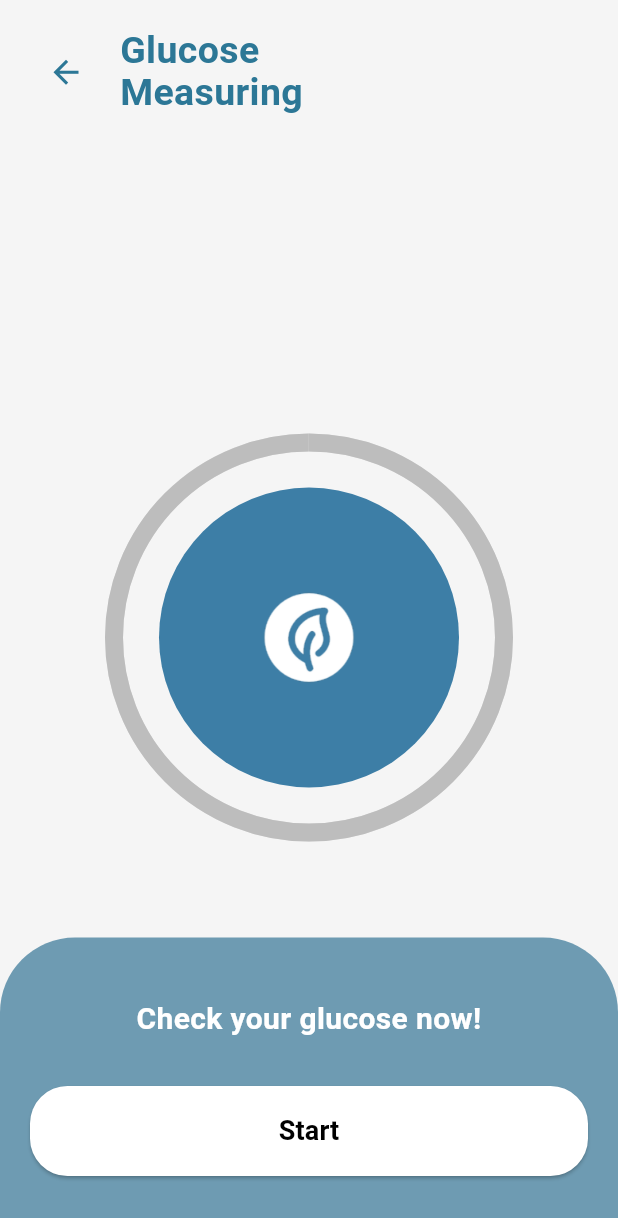
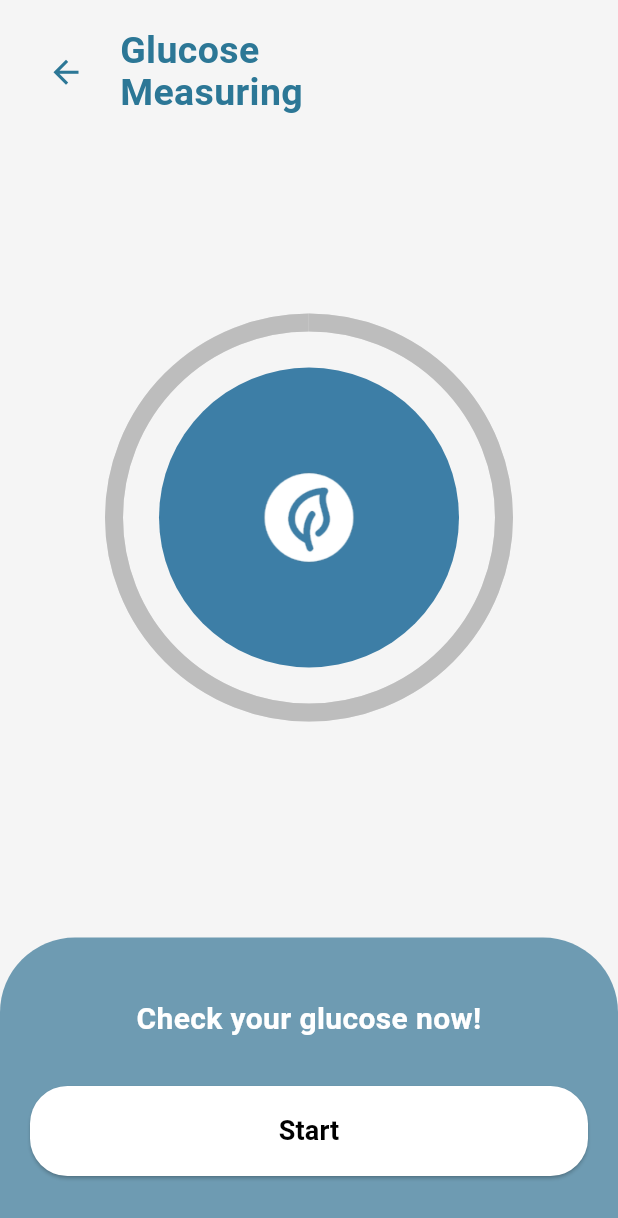
Before and after one commit to putritheresia21/gluco-track, a Flutter app: the Glucoseprediction screen opened directly, on a phone screen of 412 x 824 dp. Shown: the top 1218 px of the screen. Run offline on Flutter 3.47's test engine with Material 3 defaults, Android fonts, the phone set to English and light mode, and no system bars; our stand-ins replace cloud_firestore, firebase_auth, firebase_core, flutter_dotenv, image_picker, share_plus and 2 more; accounts and stored records are empty; project files that could hold a hidden picture were left out.

Commit message:
centered loading circle button

```diff
--- a/lib/pages/GlucosePrediction.dart
+++ b/lib/pages/GlucosePrediction.dart
@@ -341,7 +341,7 @@ class _GlucosepredictionState extends State<Glucoseprediction> {
       child: Column(
         children: [
           _buildCircleButton(isLoading: false),
-          const SizedBox(height: 70),
+          const SizedBox(height: 150),
           Container(
             width: double.infinity,
             padding: const EdgeInsets.symmetric(vertical: 40, horizontal: 20),
@@ -396,7 +396,7 @@ class _GlucosepredictionState extends State<Glucoseprediction> {
         // Circle dan progress ring
         _buildCircleButton(isLoading: true),
 
-        const SizedBox(height: 70),
+        const SizedBox(height: 150),
 
         // Box Bawah
         Container(
```
